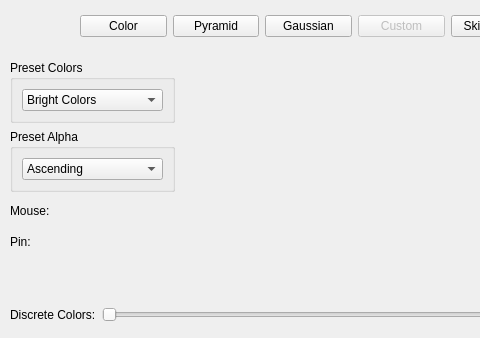
The window that vox-desk-qt/src/vvtfdialog.ui (deskvox/deskvox) describes before a commit, drawn with Qt 5; both pictures show x 0 to 480 and y 361 to 699 of the 824 by 808 pixel window.
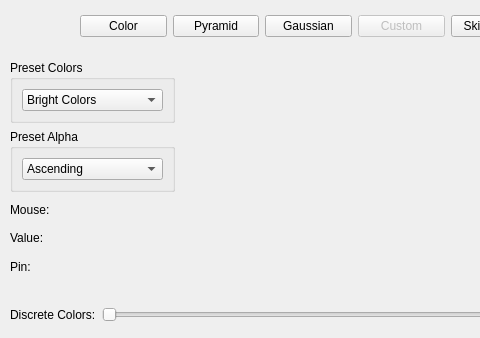
The same window after the commit.

Commit message: Show value under mouse cursor

What changed in the file:
```diff
--- a/vox-desk-qt/src/vvtfdialog.ui
+++ b/vox-desk-qt/src/vvtfdialog.ui
@@ -382,7 +382,7 @@
      <x>10</x>
      <y>421</y>
      <width>165</width>
-     <height>194</height>
+     <height>218</height>
     </rect>
    </property>
    <layout class="QVBoxLayout" name="verticalLayout">
@@ -474,6 +474,13 @@
       </property>
      </widget>
     </item>
+    <item>
+     <widget class="QLabel" name="valueLabel">
+      <property name="text">
+       <string>Value:</string>
+      </property>
+     </widget>
+    </item>
     <item>
      <widget class="QLabel" name="pinLabel">
       <property name="text">
```
The commit also changes 1 other file.
